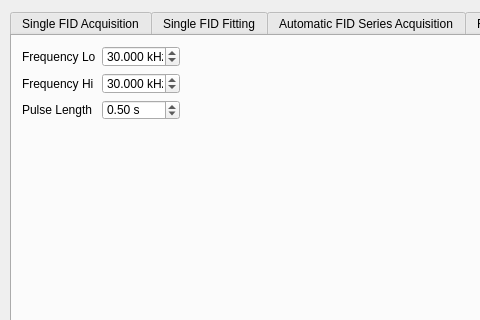
Old version of the form daq_ui.ui in the repository isispolneut/flynn_nmr_control; both pictures show x 0 to 480 and y 0 to 320 of the 791 by 539 pixel window.
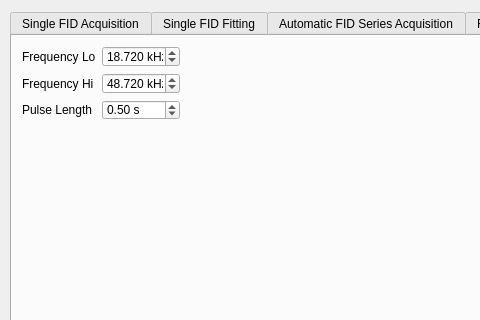
New version of the form. The open tabs and pages were chosen to show the change.

Commit message: Corrected the AFP pulseform, still doesn't work but hey ho

```diff
--- a/daq_ui.ui
+++ b/daq_ui.ui
@@ -1407,7 +1407,7 @@
           <double>100.000000000000000</double>
          </property>
          <property name="value">
-          <double>30.000000000000000</double>
+          <double>18.719999999999999</double>
          </property>
         </widget>
        </item>
@@ -1433,7 +1433,7 @@
           <double>100.000000000000000</double>
          </property>
          <property name="value">
-          <double>30.000000000000000</double>
+          <double>48.719999999999999</double>
          </property>
         </widget>
        </item>
```
The commit also changes 2 other files.
